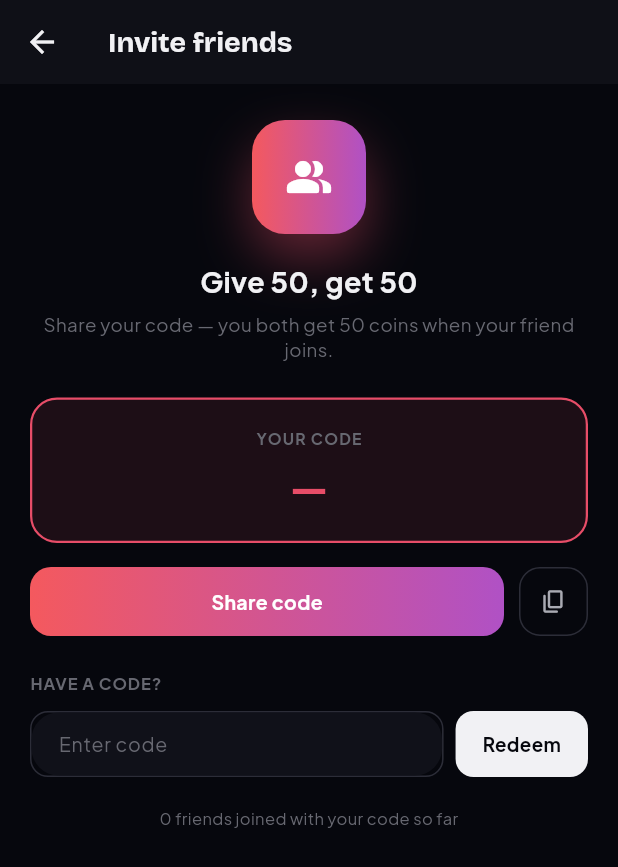
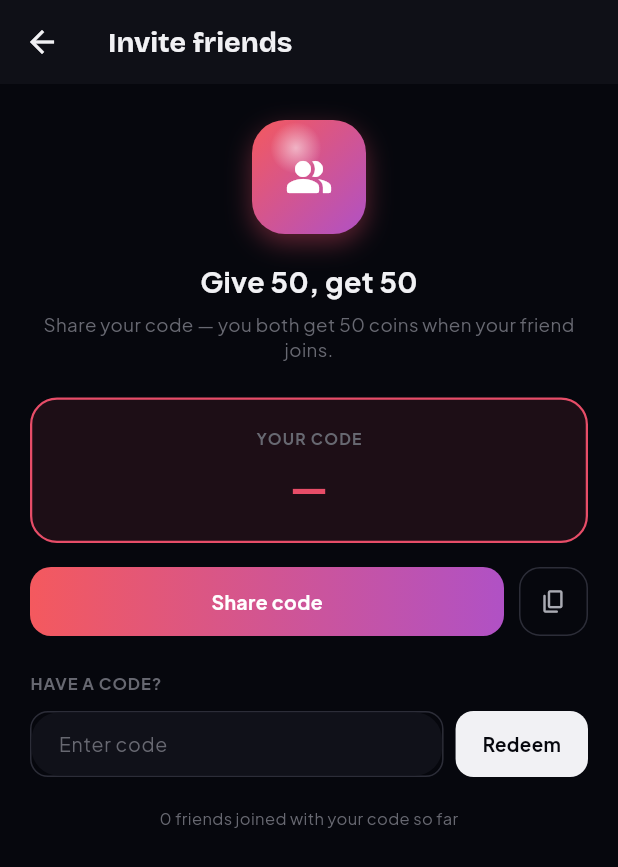
Before and after one commit to pratheepkumar1207/webclaudeinsync, a Flutter app: the ReferralScreen screen opened directly, on a phone screen of 412 x 824 dp. Shown: the top 867 px of the screen. Run offline on Flutter 3.47's test engine with Material 3 defaults, Android fonts, the phone set to English and light mode, and no system bars; our stand-ins replace audio_service, cached_network_image, file_picker, firebase_auth, firebase_core, firebase_messaging and 14 more; missing offline and left inert: agora_rtc_engine, flutter_foreground_task, flutter_inappwebview, razorpay_flutter; accounts and stored records are empty; network calls fail.

Commit message:
Extend GlassIcon rollout to the remaining un-redesigned screens
Applies the redesign's glassmorphic icon-chip treatment to the three
screens that hadn't picked it up yet: the notification-type icon in
Notifications, the header icon in Referral, and the logo icon in
Onboarding. The other five screens audited (story viewer, saved posts,
spin wheel, help center, community detail) have no Container-wrapping-
Icon chip to convert — their icon-like elements are emoji text, bare
IconButtons, avatars, or image placeholders, so they were left as-is.

```diff
--- a/lib/screens/wallet/referral_screen.dart
+++ b/lib/screens/wallet/referral_screen.dart
@@ -4,6 +4,7 @@ import 'package:share_plus/share_plus.dart';
 import '../../core/api_client.dart';
 import '../../core/api_exception.dart';
 import '../../theme/app_colors.dart';
+import '../../theme/glass.dart';
 import '../../widgets/spinner.dart';
 
 /// "Invite friends" — matches ReferralDark.dc.html. All backend logic
@@ -106,15 +107,11 @@ class _ReferralScreenState extends State<ReferralScreen> {
               padding: const EdgeInsets.fromLTRB(20, 24, 20, 24),
               children: [
                 Center(
-                  child: Container(
-                    width: 76,
-                    height: 76,
-                    decoration: BoxDecoration(
-                      borderRadius: BorderRadius.circular(22),
-                      gradient: const LinearGradient(colors: AppGradients.brand),
-                      boxShadow: [BoxShadow(color: AppColors.primary.withValues(alpha: 0.4), blurRadius: 30, offset: const Offset(0, 16))],
-                    ),
-                    alignment: Alignment.center,
+                  child: GlassIcon(
+                    size: 76,
+                    radius: 22,
+                    colors: AppGradients.brand,
+                    glowColor: AppColors.primary.withValues(alpha: 0.4),
                     child: const Icon(Icons.people_alt_rounded, color: Colors.white, size: 32),
                   ),
                 ),
```
Also changed, not shown: lib/screens/auth/onboarding_screen.dart (+6 -9 lines), lib/screens/notifications/notifications_screen.dart (+11 -5 lines).
